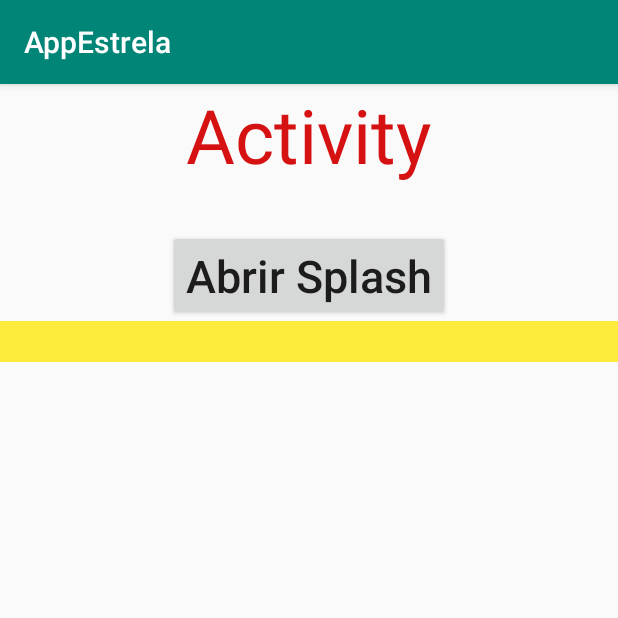
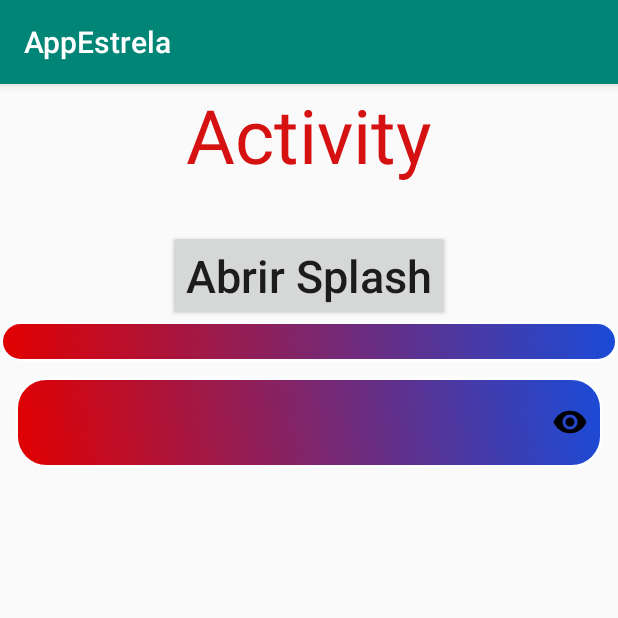
Before and after one commit to SaamueelProfetaTI92/AppEstrela, an Android app: the MainActivity screen opened directly, with no data from a screen before it, on a phone screen of 412 x 824 dp, the top half of it. Run offline under Robolectric (Android 15) with nearby library versions, the phone set to English and light mode, and no system bars.

Commit message:
Alterado 14:52

```diff
--- a/app/src/main/res/drawable/borda_botao.xml
+++ b/app/src/main/res/drawable/borda_botao.xml
@@ -1,7 +1,11 @@
 <?xml version="1.0" encoding="utf-8"?>
 <shape xmlns:android="http://schemas.android.com/apk/res/android"
     android:shape="rectangle">
+
     <stroke
-        android:width="20dp"
-        android:color="#FFEB3B" />
+        android:width="2dp"
+        android:color="#FBFDFF" />
+
+    <corners android:radius="20dp"/>
+    <gradient android:startColor="#E20000" android:endColor="#1A4BD8" android:angle="45"/>
 </shape>
--- /dev/null
+++ b/app/src/main/res/drawable/ic_olhinho.xml
@@ -0,0 +1,9 @@
+<vector xmlns:android="http://schemas.android.com/apk/res/android"
+        android:width="24dp"
+        android:height="24dp"
+        android:viewportWidth="24.0"
+        android:viewportHeight="24.0">
+    <path
+        android:fillColor="#FF000000"
+        android:pathData="M12,4.5C7,4.5 2.73,7.61 1,12c1.73,4.39 6,7.5 11,7.5s9.27,-3.11 11,-7.5c-1.73,-4.39 -6,-7.5 -11,-7.5zM12,17c-2.76,0 -5,-2.24 -5,-5s2.24,-5 5,-5 5,2.24 5,5 -2.24,5 -5,5zM12,9c-1.66,0 -3,1.34 -3,3s1.34,3 3,3 3,-1.34 3,-3 -1.34,-3 -3,-3z"/>
+</vector>
--- a/app/src/main/res/layout/activity_main.xml
+++ b/app/src/main/res/layout/activity_main.xml
@@ -35,5 +35,15 @@
         android:background="@drawable/borda_botao"
         />
 
+    <EditText
+        android:layout_width="match_parent"
+        android:layout_height="wrap_content"
+        android:padding="10dp"
+        android:layout_margin="10dp"
+        android:background="@drawable/borda_botao"
+        android:textSize="30sp"
+        android:drawableRight="@drawable/ic_olhinho"
+        />
+
 
 </LinearLayout>
```
